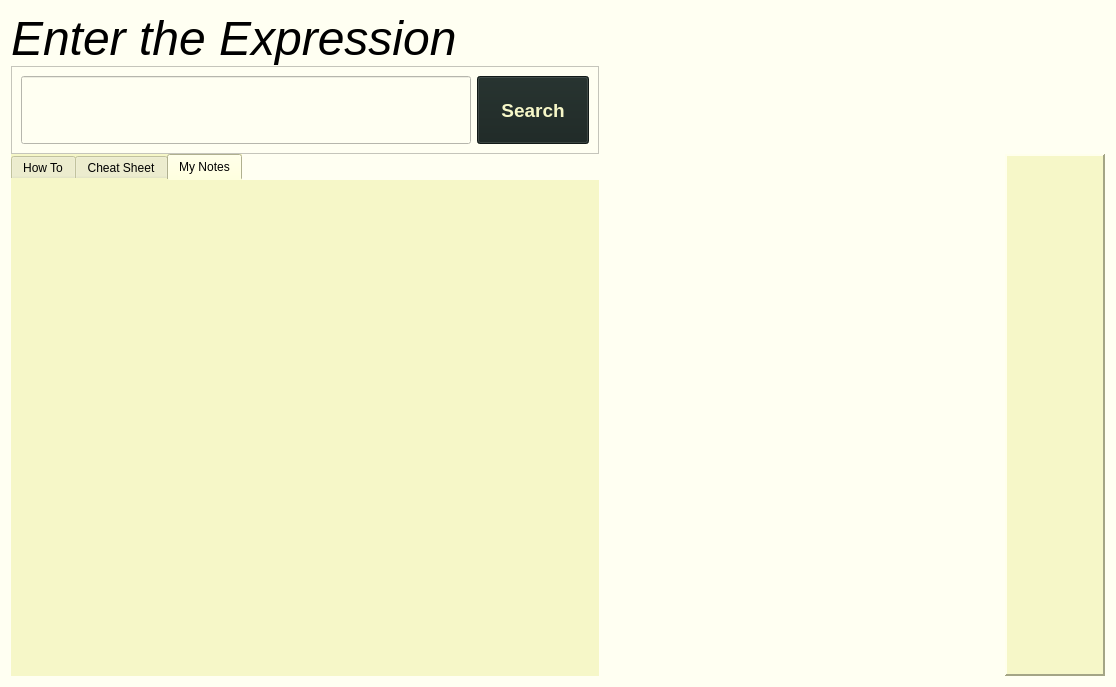
adibozzhanov/LeProgram, file src/views/ui/askLepPage.ui: the form before one commit.
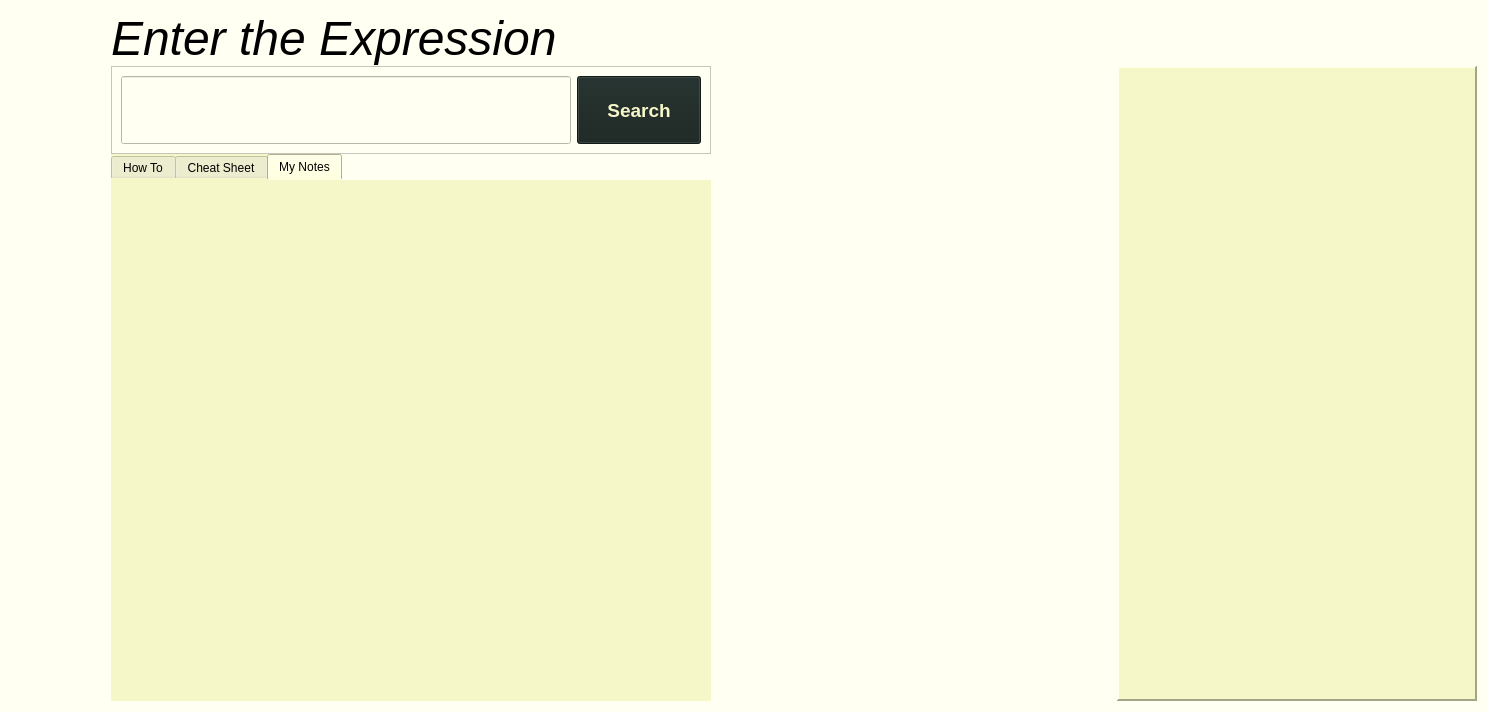
The form after the commit.

```diff
--- a/src/views/ui/askLepPage.ui
+++ b/src/views/ui/askLepPage.ui
@@ -6,8 +6,8 @@
    <rect>
     <x>0</x>
     <y>0</y>
-    <width>1116</width>
-    <height>687</height>
+    <width>1488</width>
+    <height>712</height>
    </rect>
   </property>
   <property name="windowTitle">
@@ -21,7 +21,7 @@
    <property name="verticalSpacing">
     <number>0</number>
    </property>
-   <item row="1" column="0">
+   <item row="1" column="1">
     <widget class="QFrame" name="frame">
      <property name="frameShape">
       <enum>QFrame::StyledPanel</enum>
@@ -87,7 +87,7 @@
      </layout>
     </widget>
    </item>
-   <item row="0" column="0">
+   <item row="0" column="1">
     <widget class="QLabel" name="EnterExpressionLabel">
      <property name="minimumSize">
       <size>
@@ -115,60 +115,23 @@
      </property>
     </widget>
    </item>
-   <item row="2" column="1">
-    <spacer name="horizontalSpacer_2">
-     <property name="orientation">
-      <enum>Qt::Horizontal</enum>
-     </property>
-     <property name="sizeType">
-      <enum>QSizePolicy::Minimum</enum>
-     </property>
-     <property name="sizeHint" stdset="0">
-      <size>
-       <width>400</width>
-       <height>20</height>
-      </size>
-     </property>
-    </spacer>
-   </item>
-   <item row="2" column="3">
-    <widget class="QFrame" name="askLepWidgetFrame">
-     <property name="sizePolicy">
-      <sizepolicy hsizetype="Fixed" vsizetype="Preferred">
-       <horstretch>0</horstretch>
-       <verstretch>0</verstretch>
-      </sizepolicy>
-     </property>
-     <property name="minimumSize">
-      <size>
-       <width>100</width>
-       <height>400</height>
-      </size>
-     </property>
-     <property name="maximumSize">
-      <size>
-       <width>900</width>
-       <height>16777215</height>
-      </size>
-     </property>
-     <property name="styleSheet">
-      <string notr="true">background-color: rgb(246, 247, 200);
-border-color: rgb(246, 247, 200);
-</string>
-     </property>
-     <property name="frameShape">
-      <enum>QFrame::Panel</enum>
-     </property>
-     <property name="frameShadow">
-      <enum>QFrame::Raised</enum>
-     </property>
-     <property name="lineWidth">
-      <number>2</number>
-     </property>
-     <layout class="QHBoxLayout" name="askLepLayout"/>
-    </widget>
-   </item>
    <item row="2" column="0">
+    <spacer name="horizontalSpacer">
+     <property name="orientation">
+      <enum>Qt::Horizontal</enum>
+     </property>
+     <property name="sizeType">
+      <enum>QSizePolicy::Preferred</enum>
+     </property>
+     <property name="sizeHint" stdset="0">
+      <size>
+       <width>100</width>
+       <height>20</height>
+      </size>
+     </property>
+    </spacer>
+   </item>
+   <item row="2" column="1">
     <widget class="QTabWidget" name="askLepTabWidget">
      <property name="sizePolicy">
       <sizepolicy hsizetype="Preferred" vsizetype="Preferred">
@@ -376,6 +339,59 @@
      </widget>
     </widget>
    </item>
+   <item row="2" column="2">
+    <spacer name="horizontalSpacer_2">
+     <property name="orientation">
+      <enum>Qt::Horizontal</enum>
+     </property>
+     <property name="sizeType">
+      <enum>QSizePolicy::Minimum</enum>
+     </property>
+     <property name="sizeHint" stdset="0">
+      <size>
+       <width>400</width>
+       <height>20</height>
+      </size>
+     </property>
+    </spacer>
+   </item>
+   <item row="1" column="3" rowspan="2">
+    <widget class="QFrame" name="askLepWidgetFrame">
+     <property name="sizePolicy">
+      <sizepolicy hsizetype="Fixed" vsizetype="Preferred">
+       <horstretch>0</horstretch>
+       <verstretch>0</verstretch>
+      </sizepolicy>
+     </property>
+     <property name="minimumSize">
+      <size>
+       <width>100</width>
+       <height>400</height>
+      </size>
+     </property>
+     <property name="maximumSize">
+      <size>
+       <width>900</width>
+       <height>16777215</height>
+      </size>
+     </property>
+     <property name="styleSheet">
+      <string notr="true">background-color: rgb(246, 247, 200);
+border-color: rgb(246, 247, 200);
+</string>
+     </property>
+     <property name="frameShape">
+      <enum>QFrame::Panel</enum>
+     </property>
+     <property name="frameShadow">
+      <enum>QFrame::Raised</enum>
+     </property>
+     <property name="lineWidth">
+      <number>2</number>
+     </property>
+     <layout class="QHBoxLayout" name="askLepLayout"/>
+    </widget>
+   </item>
   </layout>
  </widget>
  <resources/>
```
